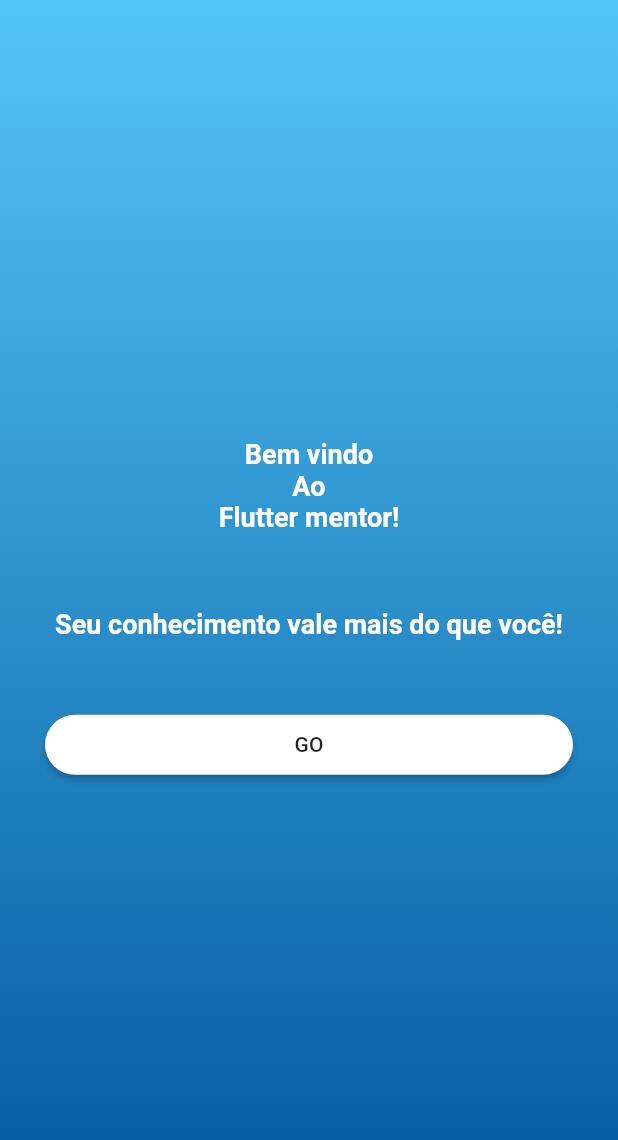
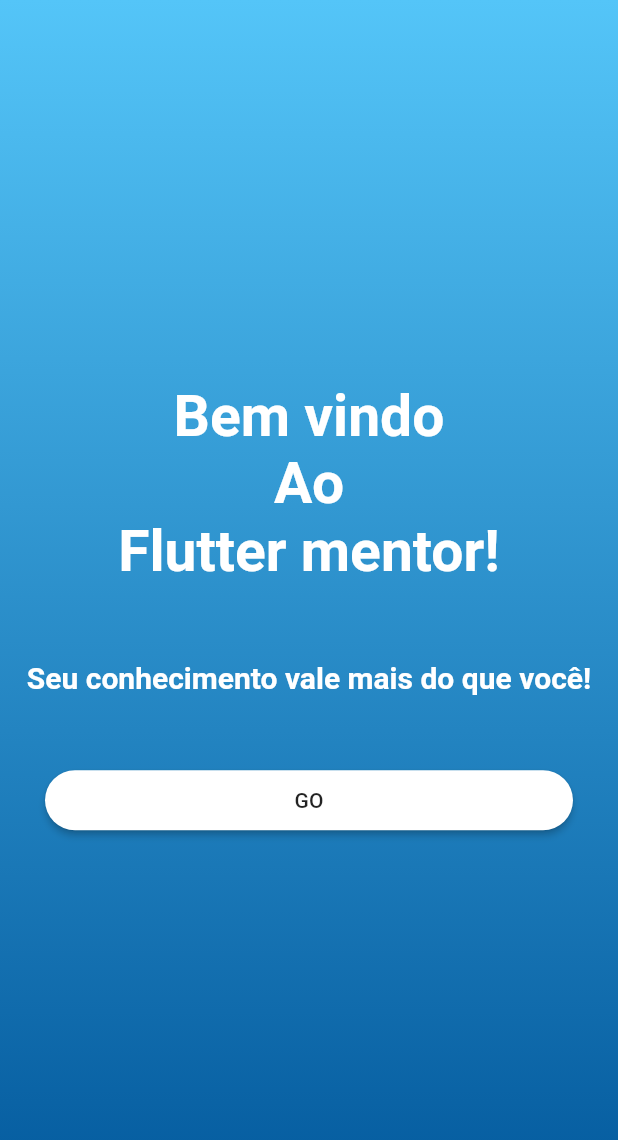
Before and after one commit to RafaelBarbosatec/MentorFlutter, a Flutter app: the BemVindoView screen opened directly, on a phone screen of 412 x 824 dp. Shown: the top 1140 px of the screen. Run offline on Flutter 3.47's test engine with Material 2 defaults, Android fonts, the phone set to English and light mode, and no system bars; our stand-ins replace firebase_auth, google_sign_in; accounts and stored records are empty.

Commit message:
bem-vindo

```diff
--- a/lib/pages/bem_vindo/bem_vindo.dart
+++ b/lib/pages/bem_vindo/bem_vindo.dart
@@ -25,14 +25,14 @@ class BemVindoView extends StatelessWidget {
                 margin: EdgeInsets.only(bottom: 50.0),
                 child: Text("Bem vindo\nAo\nFlutter mentor!",
                   textAlign: TextAlign.center,
-                  style: TextStyle(color: Colors.white, fontWeight: FontWeight.bold, fontSize: 18.0),
+                  style: TextStyle(color: Colors.white, fontWeight: FontWeight.bold, fontSize: 38.0),
                 ),
               ),
               Container(
                 margin: EdgeInsets.only(bottom: 50.0),
                 child: Text("Seu conhecimento vale mais do que você!",
                   textAlign: TextAlign.center,
-                  style: TextStyle(color: Colors.white, fontWeight: FontWeight.bold, fontSize: 18.0),
+                  style: TextStyle(color: Colors.white, fontWeight: FontWeight.bold, fontSize: 20.0),
                 ),
               ),
               _buildButton(context)
```
